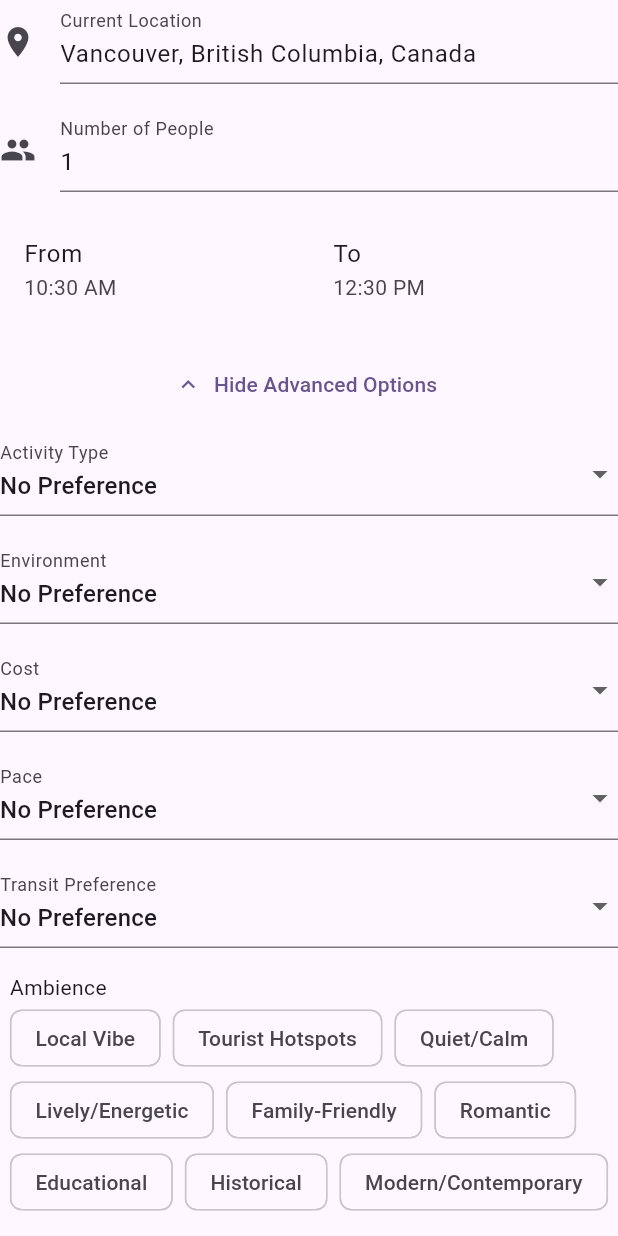
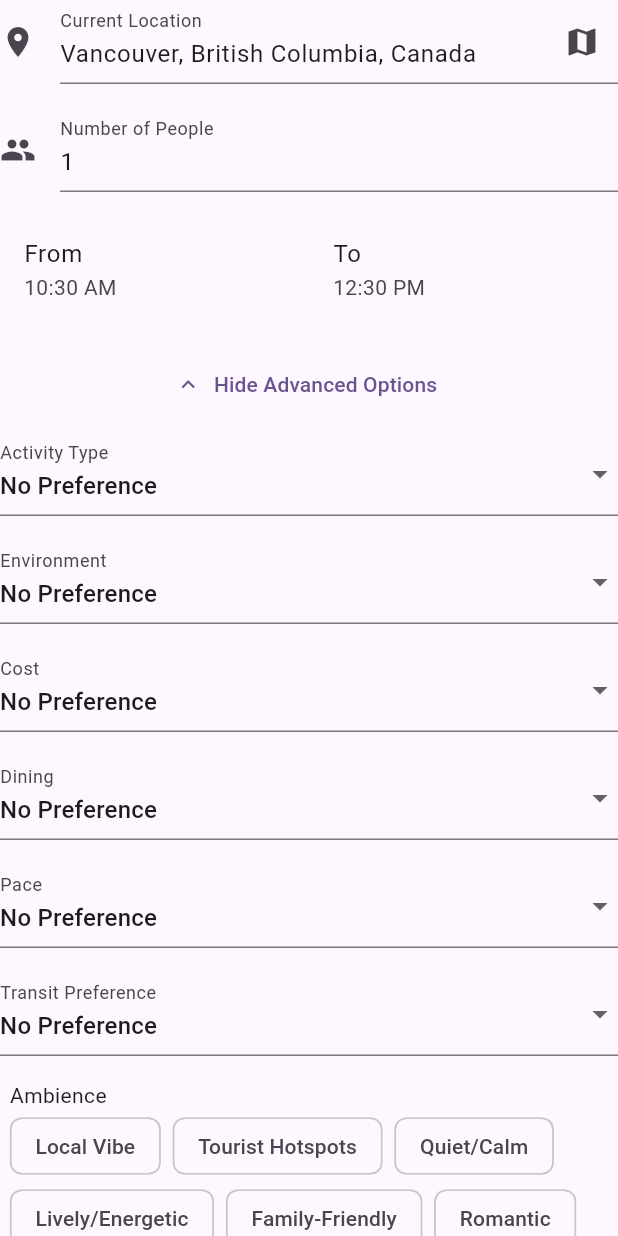
Before and after one commit to jeff214103/hangout, a Flutter app: the QueryForm widget shown alone on an empty page, opened directly, after a tap on "Show Advanced Options", on a phone screen of 412 x 824 dp. Run offline on Flutter 3.47's test engine with Material 3 defaults, Android fonts, the phone set to English and light mode, and no system bars; our stand-ins replace firebase_analytics, firebase_core, flutter_map, flutter_markdown, flutter_secure_storage, geolocator and 2 more; missing offline and left inert: flutter_map_cancellable_tile_provider; accounts and stored records are empty; generated files the repository leaves out were written again; network calls fail.

Commit message:
update map input

```diff
--- a/lib/screen/query_form.dart
+++ b/lib/screen/query_form.dart
@@ -1,7 +1,12 @@
+import 'package:flutter_map/flutter_map.dart';
+import 'package:flutter_map_cancellable_tile_provider/flutter_map_cancellable_tile_provider.dart';
 import 'package:flutter/material.dart';
 import 'package:geolocator/geolocator.dart';
 import 'package:hangout/screen/chat.dart';
 import 'package:firebase_analytics/firebase_analytics.dart';
+import 'package:latlong2/latlong.dart';
+import 'package:http/http.dart' as http;
+import 'dart:convert';
 
 class QueryForm extends StatefulWidget {
   const QueryForm({super.key});
@@ -13,6 +18,10 @@ class QueryForm extends StatefulWidget {
 class _QueryFormState extends State<QueryForm> {
   final _formKey = GlobalKey<FormState>();
   bool _showAdvancedOptions = false;
+
+  LatLng? _selectedLocation;
+  bool _showMap = false;
+  final MapController _mapController = MapController();
 
   // Form controllers
   final _locationController =
@@ -26,6 +35,7 @@ class _QueryFormState extends State<QueryForm> {
   String _activityType = 'No Preference';
   String _environment = 'No Preference';
   String _cost = 'No Preference';
+  String _dining = 'No Preference';
   String _pace = 'No Preference';
   String _transitPreference = 'No Preference';
   final List<String> _ambience = [];
@@ -33,21 +43,43 @@ class _QueryFormState extends State<QueryForm> {
   String _energyLevel = 'No Preference';
   String _accessibility = 'No Preference';
 
+  bool _isLoadingAddress = false;
+
   @override
   void initState() {
     super.initState();
     _getCurrentLocation();
   }
 
+  Future<String> _getAddressFromCoordinates(LatLng point) async {
+    String results = '${point.latitude}, ${point.longitude}';
+    try {
+      setState(() {
+        _isLoadingAddress = true;
+        _locationController.text = 'Getting Address...';
+      });
+      final response = await http.get(Uri.parse(
+          'https://nominatim.openstreetmap.org/reverse?format=json&lat=${point.latitude}&lon=${point.longitude}&zoom=18&addressdetails=1'));
+
+      if (response.statusCode == 200) {
+        final data = json.decode(response.body);
+        final address = data['display_name'] as String;
+
+        results = address;
+      }
+    } catch (e) {
+      print('Error getting address: $e');
+    }
+    setState(() {
+      _isLoadingAddress = false;
+    });
+    return Future.value(results);
+  }
+
   Future<void> _getCurrentLocation() async {
     try {
       Position position = await Geolocator.getCurrentPosition();
-      // Here you would typically reverse geocode the position to get the address
-      // For now, we'll just use the coordinates
-      setState(() {
-        _locationController.text =
-            '${position.latitude}, ${position.longitude}';
-      });
+      _getAddressFromCoordinates(LatLng(position.latitude, position.longitude));
     } catch (e) {
       // Handle error or keep default location
     }
@@ -60,16 +92,71 @@ class _QueryFormState extends State<QueryForm> {
       child: Column(
         crossAxisAlignment: CrossAxisAlignment.stretch,
         children: [
-          // Basic Fields
           TextFormField(
             controller: _locationController,
-            decoration: const InputDecoration(
+            decoration: InputDecoration(
               labelText: 'Current Location',
-              icon: Icon(Icons.location_on),
+              icon: const Icon(Icons.location_on),
+              suffixIcon: IconButton(
+                icon: const Icon(Icons.map),
+                onPressed: () {
+                  setState(() {
+                    _showMap = !_showMap;
+                  });
+                },
+              ),
+            ),
+            onTap: () {
+              setState(() {
+                _showMap = !_showMap;
+              });
+            },
+          ),
+          if (_showMap)
+            Container(
+              height: 300,
+              margin: const EdgeInsets.symmetric(vertical: 16),
+              child: FlutterMap(
+                mapController: _mapController,
+                options: MapOptions(
+                  initialCenter: _selectedLocation ??
+                      const LatLng(49.2827, -123.1207), // Default to Vancouver
+                  initialZoom: 14,
+                  onTap: (tapPosition, point) async {
+                    setState(() {
+                      _selectedLocation = point;
+                    });
+
+                    // Get address using Nominatim
+                    final address = await _getAddressFromCoordinates(point);
+                    _locationController.text = address;
+                  },
+                ),
+                children: [
+                  TileLayer(
+                    tileProvider: CancellableNetworkTileProvider(),
+                    urlTemplate:
+                        'https://tile.openstreetmap.org/{z}/{x}/{y}.png',
+                  ),
+                  if (_selectedLocation != null)
+                    MarkerLayer(
+                      markers: [
+                        Marker(
+                          point: _selectedLocation!,
+                          width: 80,
+                          height: 80,
+                          child: const Icon(
+                            Icons.location_pin,
+                            color: Colors.red,
+                            size: 40,
+                          ),
+                        ),
+                      ],
+                    ),
+                ],
               ),
             ),
           const SizedBox(height: 16),
-
           TextFormField(
             controller: _peopleController,
             keyboardType: TextInputType.number,
@@ -147,10 +234,13 @@ class _QueryFormState extends State<QueryForm> {
 
           // Submit Button
           FilledButton(
-            onPressed: () {
+            onPressed: (_isLoadingAddress)
+                ? null
+                : () {
                     if (_formKey.currentState!.validate()) {
-                FirebaseAnalytics.instance
-            .logEvent(name: 'receipt_gemini_request', parameters: {
+                      FirebaseAnalytics.instance.logEvent(
+                          name: 'receipt_gemini_request',
+                          parameters: {
                             'status': "empty",
                           });
                       final prompt = _generatePrompt();
@@ -182,6 +272,8 @@ class _QueryFormState extends State<QueryForm> {
         _buildDropdown('Environment', _environment, ['Indoor', 'Outdoor']),
         _buildDropdown(
             'Cost', _cost, ['Free', 'Low Cost', 'Moderate', 'High End']),
+        _buildDropdown('Dining', _dining,
+            ['Required', 'Optional', 'Snack Only', 'No Eating']),
         _buildDropdown('Pace', _pace, [
           'Few, Longer Activities',
           'Many, Shorter Activities',
@@ -207,11 +299,15 @@ class _QueryFormState extends State<QueryForm> {
             'Weather', _weather, ['Raining', 'Hot', 'Cold', 'Shine']),
         _buildDropdown('Energy Level', _energyLevel,
             ['Feeling Low Energy', 'Normal Energy', 'High Energy/Adventurous']),
-        _buildDropdown('Accessibility', _accessibility, [
+        _buildDropdown(
+          'Accessibility',
+          _accessibility,
+          [
             'Easy Access',
             'Requires Minimal Walking',
             'Driving/Parking Friendly'
-        ]),
+          ],
+        ),
       ],
     );
   }
@@ -307,6 +403,7 @@ Time: ${_fromTime.format(context)} to ${_toTime.format(context)} ($duration)
 Activity Type: $_activityType
 Environment: $_environment
 Cost Level: $_cost
+Dining: $_dining
 Pace: $_pace
 Transit Preference: $_transitPreference
 Ambience: $ambienceStr
--- a/pubspec.yaml
+++ b/pubspec.yaml
@@ -44,6 +44,9 @@ dependencies:
   firebase_core: ^3.13.0
   firebase_analytics: ^11.4.5
   geolocator: ^14.0.0
+  flutter_map: any
+  latlong2: any
+  flutter_map_cancellable_tile_provider: any
 
 dev_dependencies:
   flutter_test:
```
Lines whose indentation alone changed are shown as unchanged.
